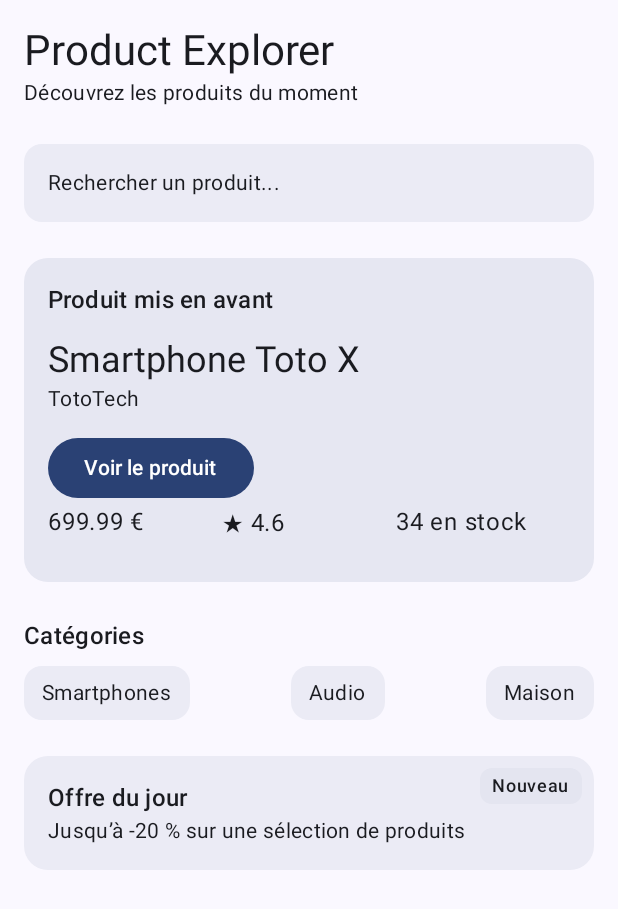
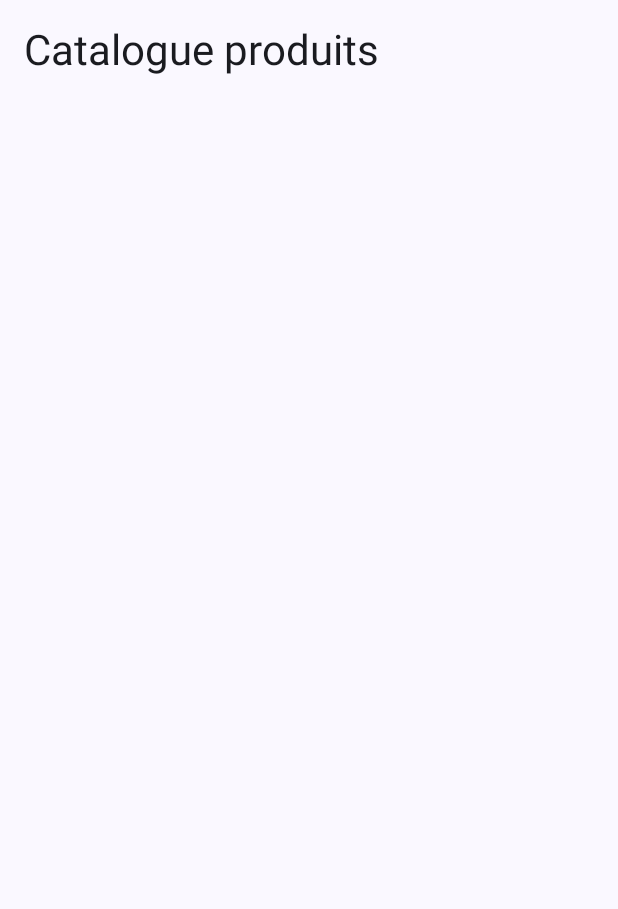
Before and after one commit to Badoux17/Product-Explorer, an Android app built with Jetpack Compose: the screen it shows after launch (MainActivity), on a phone screen of 412 x 824 dp. Shown: the top 909 px of the screen. Run offline under Robolectric (Android 15) with nearby library versions, the phone set to English and light mode, and no system bars.

Commit message:
Tp6 Etape 3 & 4

```diff
--- a/app/build.gradle.kts
+++ b/app/build.gradle.kts
@@ -39,6 +39,7 @@ android {
 dependencies {
     implementation(platform(libs.androidx.compose.bom))
     implementation(libs.androidx.activity.compose)
+    implementation(libs.androidx.compose.foundation)
     implementation(libs.androidx.compose.foundation.layout)
     implementation(libs.androidx.compose.material3)
     implementation(libs.androidx.compose.ui)
--- a/app/src/main/java/com/example/productexplorer/MainActivity.kt
+++ b/app/src/main/java/com/example/productexplorer/MainActivity.kt
@@ -5,14 +5,17 @@ import androidx.activity.ComponentActivity
 import androidx.activity.compose.setContent
 import androidx.activity.enableEdgeToEdge
 import androidx.compose.foundation.Image
+import androidx.compose.foundation.layout.Arrangement
 import androidx.compose.foundation.layout.Box
 import androidx.compose.foundation.layout.Column
+import androidx.compose.foundation.layout.PaddingValues
 import androidx.compose.foundation.layout.Row
 import androidx.compose.foundation.layout.Spacer
 import androidx.compose.foundation.layout.fillMaxSize
 import androidx.compose.foundation.layout.fillMaxWidth
 import androidx.compose.foundation.layout.height
 import androidx.compose.foundation.layout.padding
+import androidx.compose.foundation.lazy.LazyColumn
 import androidx.compose.material3.Button
 import androidx.compose.material3.Card
 import androidx.compose.material3.Icon
@@ -39,9 +42,10 @@ class MainActivity : ComponentActivity() {
         setContent {
             ProductExplorerTheme {
                 Scaffold(modifier = Modifier.fillMaxSize()) { innerPadding ->
-                    ProductHomeScreen(
-                        featuredProduct = sampleProduct(),
-                        onFeaturedProductClick = {// Plus tard : ouvrir le détail du produit
+                    ProductCatalogScreen(
+                        products = sampleProducts(),
+                        onProductClick = {
+                            // Plus tard : ouvrir le détail du produit
                         },
                         modifier = Modifier.padding(innerPadding)
                     )
@@ -292,6 +296,7 @@ fun AddToCartButton(
 
 fun sampleProductOutOfStock(): ProductUi {
     return ProductUi(
+        id = 1,
         title = "Casque Audio Pulse",
         brand = "SoundPeak",
         category = "Audio",
@@ -503,3 +508,25 @@ fun DailyOfferBox(
         }
     }
 }
+
+@Composable
+fun ProductCatalogScreen(
+    products: List<ProductUi>,
+    onProductClick: (ProductUi) -> Unit,
+    modifier: Modifier = Modifier
+) {
+    LazyColumn(
+        modifier = modifier.fillMaxSize(),
+        contentPadding = PaddingValues(16.dp),
+        // Ajoute une marge intérieure autour du contenu de la liste
+        verticalArrangement = Arrangement.spacedBy(16.dp)
+        // Ajoute un espace vertical entre les éléments de la liste.
+    ) {
+        item {
+            Text(
+                text = "Catalogue produits",
+                style = MaterialTheme.typography.headlineMedium
+            )
+        }
+    }
+}
--- a/gradle/libs.versions.toml
+++ b/gradle/libs.versions.toml
@@ -10,6 +10,7 @@ kotlin = "2.2.10"
 composeBom = "2026.02.01"
 foundationLayout = "1.12.1"
 ui = "1.12.1"
+foundation = "1.13.0"
 
 [libraries]
 androidx-core-ktx = { group = "androidx.core", name = "core-ktx", version.ref = "coreKtx" }
@@ -29,6 +30,7 @@ androidx-compose-material3 = { group = "androidx.compose.material3", name = "mat
 androidx-compose-material-icons-extended = { module = "androidx.compose.material:material-icons-extended" }
 androidx-compose-foundation-layout = { group = "androidx.compose.foundation", name = "foundation-layout", version.ref = "foundationLayout" }
 androidx-ui = { group = "androidx.compose.ui", name = "ui", version.ref = "ui" }
+androidx-compose-foundation = { group = "androidx.compose.foundation", name = "foundation", version.ref = "foundation" }
 
 [plugins]
 android-application = { id = "com.android.application", version.ref = "agp" }
```
